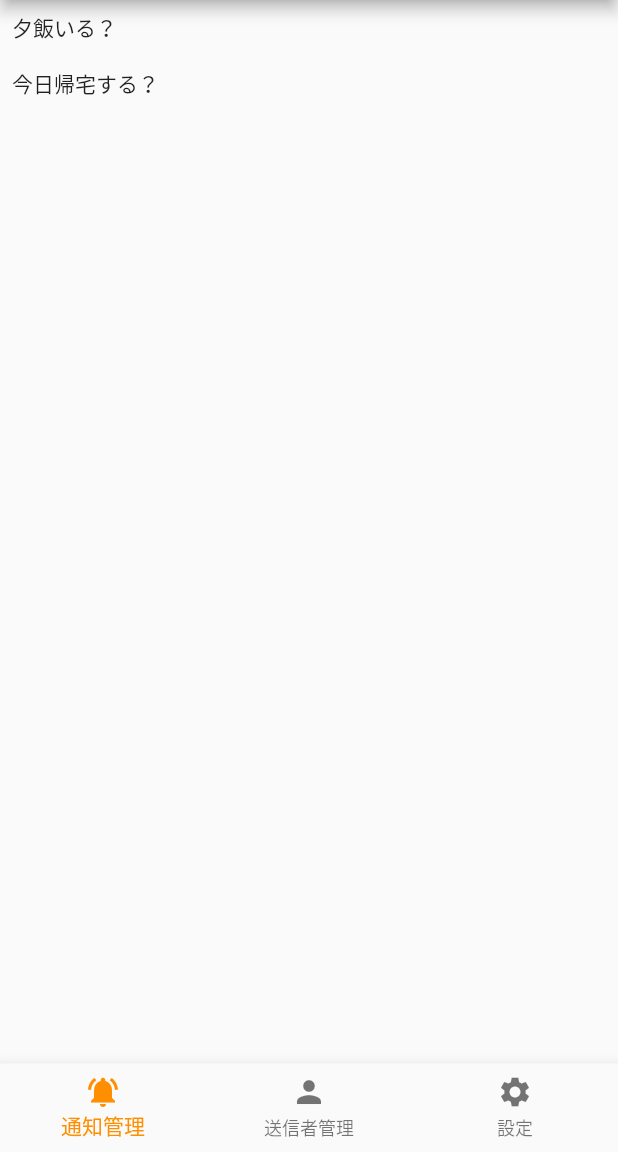
After one commit to YoshikiGit/notify-your-life, a Flutter app: the screen it shows after launch, on a phone screen of 412 x 824 dp, the part 84-1236 px from its top. The commit adds this screen. Run offline on Flutter 3.47's test engine with Material 2 defaults, Android fonts, the phone set to English and light mode, and no system bars.

Commit message:
ディレクトリ構成の変更

```diff
--- /dev/null
+++ b/notify_your_life/lib/components/notificationManagementPage.dart
@@ -0,0 +1,27 @@
+
+// （ページ1）左ページ
+import 'package:flutter/material.dart';
+
+class NotificationManagementPage extends StatelessWidget {
+  @override
+  Widget build(BuildContext context) {
+    // mockデータ
+    const data = [
+      "夕飯いる？", "今日帰宅する？"
+    ];
+    return MaterialApp(
+      home: Scaffold(
+      body: ListView.builder(
+        itemCount: data.length,
+        itemBuilder: (context, int index) {
+          return Padding(
+              padding: EdgeInsets.all(8.0),
+              child: Text(
+                data[index],
+              ));
+        },
+      ),
+      ),
+    );
+  }
+}
--- a/notify_your_life/lib/main.dart
+++ b/notify_your_life/lib/main.dart
@@ -1,4 +1,5 @@
 import 'package:flutter/material.dart';
+import './components/notificationManagementPage.dart';
 
 void main() {
   runApp(MyApp());
@@ -34,7 +35,7 @@ class _MyHomePageState extends State<MyHomePage> {
 
   static List<Widget> _pageList = <Widget>[
     // ページ1の画面
-    Page1(),
+    NotificationManagementPage(),
     // ページ2の画面
     Page2(),
     // ページ3の画面
@@ -67,11 +68,11 @@ class _MyHomePageState extends State<MyHomePage> {
         items: const <BottomNavigationBarItem>[
           BottomNavigationBarItem(
             icon: Icon(Icons.notifications_active),
-            title: Text('通知リスト'),
+            title: Text('通知管理'),
           ),
           BottomNavigationBarItem(
             icon: Icon(Icons.person),
-            title: Text('送信者リスト'),
+            title: Text('送信者管理'),
           ),
           BottomNavigationBarItem(
             icon: Icon(Icons.settings),
@@ -91,32 +92,7 @@ class _MyHomePageState extends State<MyHomePage> {
 
 }
 
-// （ページ1）左ページ
-class Page1 extends StatelessWidget {
-  @override
-  Widget build(BuildContext context) {
-    // mockデータ
-    const data = [
-      "夕飯いる？", "今日帰宅する？"
-    ];
-    return MaterialApp(
-      home: Scaffold(
-      body: ListView.builder(
-        itemCount: data.length,
-        itemBuilder: (context, int index) {
-          return Padding(
-              padding: EdgeInsets.all(8.0),
-              child: Text(
-                data[index],
-              ));
-        },
-      ),
-      ),
-    );
-  }
-}
-
-// （ページ2）真ん中ページ
+// 仮ページ
 class Page2 extends StatelessWidget {
   @override
   Widget build(BuildContext context) {
@@ -130,7 +106,7 @@ class Page2 extends StatelessWidget {
   }
 }
 
-// ページ3（右ページ）
+// 仮ページ
 class Page3 extends StatelessWidget {
   @override
   Widget build(BuildContext context) {
```
